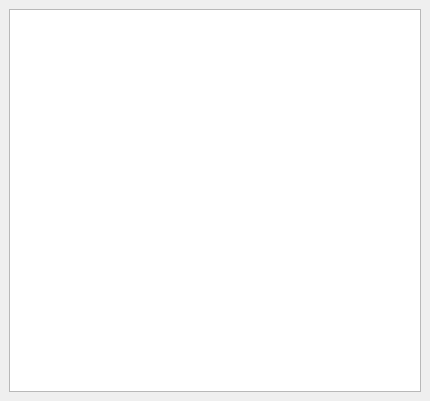
Old version of the form src/ui/qt/debugger/debugger.ui in the repository JayC-03/Emotionless.
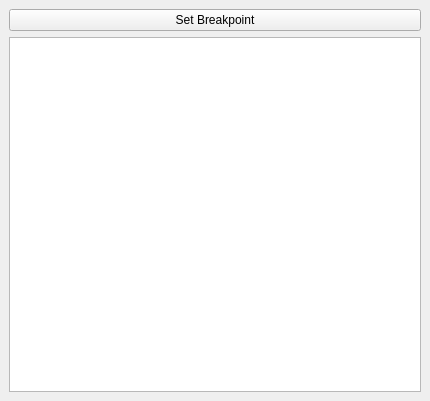
New version of the form.

Commit message: Big debugger update

Patch:
```diff
--- a/src/ui/qt/debugger/debugger.ui
+++ b/src/ui/qt/debugger/debugger.ui
@@ -15,6 +15,17 @@
   </property>
   <widget class="QWidget" name="dockWidgetContents">
    <layout class="QVBoxLayout" name="verticalLayout">
+	<item>
+     <layout class="QHBoxLayout" name="horizontalLayout">
+      <item>
+       <widget class="QPushButton" name="button_breakpoint">
+        <property name="text">
+         <string>Set Breakpoint</string>
+        </property>
+       </widget>
+      </item>
+     </layout>
+    </item>
     <item>
      <widget class="QTreeView" name="treeView">
       <property name="alternatingRowColors">
```
The commit also changes 6 other files.
